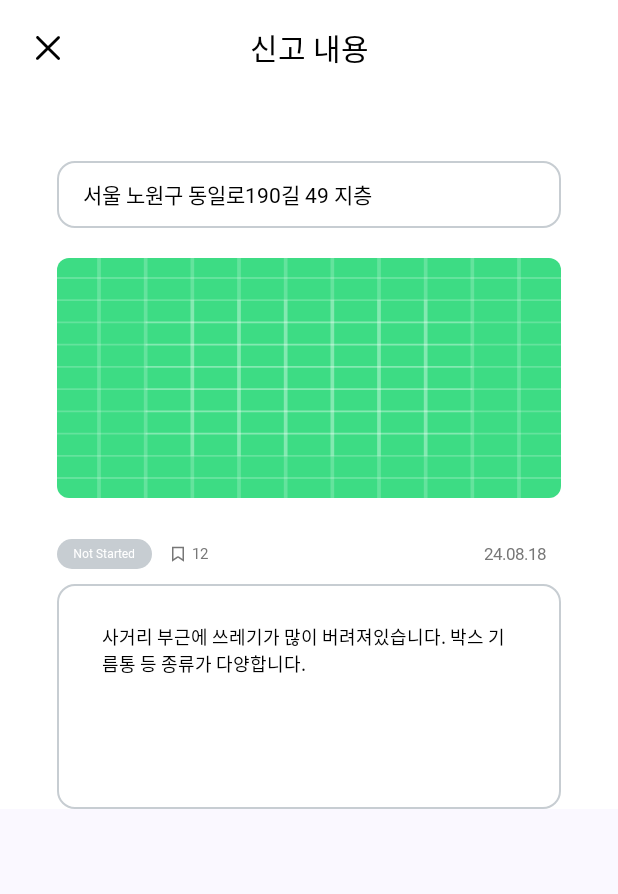
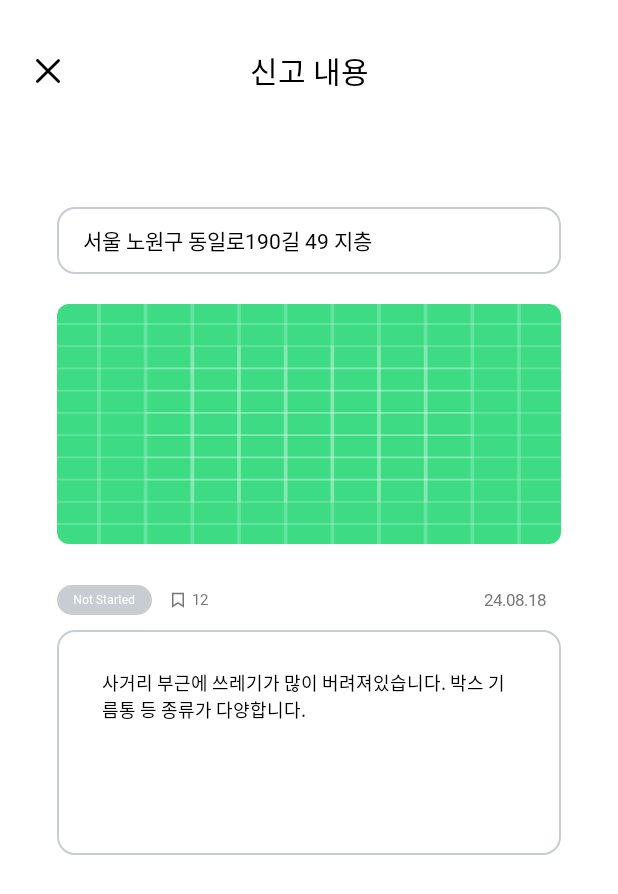
Before and after one commit to Song-s-PaaSTA/Plog-Android, an Android app built with Jetpack Compose: the ReportRoute screen opened through its navigation route, after a tap on "서울 노원구 동일로 1058", on a phone screen of 412 x 824 dp. Shown: the top 894 px of the screen. Run offline under Robolectric (Android 15) with nearby library versions, the phone set to English and light mode, and no system bars; our stand-ins replace Dagger/Hilt's generated code, Timber; Roboto replaces fonts that are not available here.

Commit message:
#16 [ADD] 앱바 패딩 추가

```diff
--- a/app/src/main/java/com/kpaas/plog/presentation/report/screen/ReportContentScreen.kt
+++ b/app/src/main/java/com/kpaas/plog/presentation/report/screen/ReportContentScreen.kt
@@ -8,6 +8,7 @@ import androidx.compose.foundation.layout.Box
 import androidx.compose.foundation.layout.Column
 import androidx.compose.foundation.layout.Row
 import androidx.compose.foundation.layout.Spacer
+import androidx.compose.foundation.layout.fillMaxSize
 import androidx.compose.foundation.layout.fillMaxWidth
 import androidx.compose.foundation.layout.height
 import androidx.compose.foundation.layout.padding
@@ -63,6 +64,9 @@ fun ReportContentScreen(
     Scaffold(
         topBar = {
             CenterAlignedTopAppBar(
+                modifier = Modifier
+                    .background(White)
+                    .padding(vertical = 15.dp),
                 navigationIcon = {
                     Image(
                         modifier = Modifier
@@ -88,6 +92,7 @@ fun ReportContentScreen(
         Column(
             modifier = Modifier
                 .padding(innerPadding)
+                .fillMaxSize()
                 .background(White)
                 .padding(
                     top = 43.dp,
--- a/app/src/main/java/com/kpaas/plog/presentation/report/screen/ReportScreen.kt
+++ b/app/src/main/java/com/kpaas/plog/presentation/report/screen/ReportScreen.kt
@@ -72,6 +72,9 @@ fun ReportScreen(
     Scaffold(
         topBar = {
             CenterAlignedTopAppBar(
+                modifier = Modifier
+                    .background(White)
+                    .padding(vertical = 15.dp),
                 title = {
                     Text(
                         text = "신고 게시물",
--- a/app/src/main/java/com/kpaas/plog/presentation/report/screen/ReportWriteScreen.kt
+++ b/app/src/main/java/com/kpaas/plog/presentation/report/screen/ReportWriteScreen.kt
@@ -82,7 +82,11 @@ fun ReportWriteScreen(
 
     Scaffold(
         topBar = {
+
             CenterAlignedTopAppBar(
+                modifier = Modifier
+                    .background(White)
+                    .padding(vertical = 15.dp),
                 navigationIcon = {
                     Image(
                         modifier = Modifier
```
